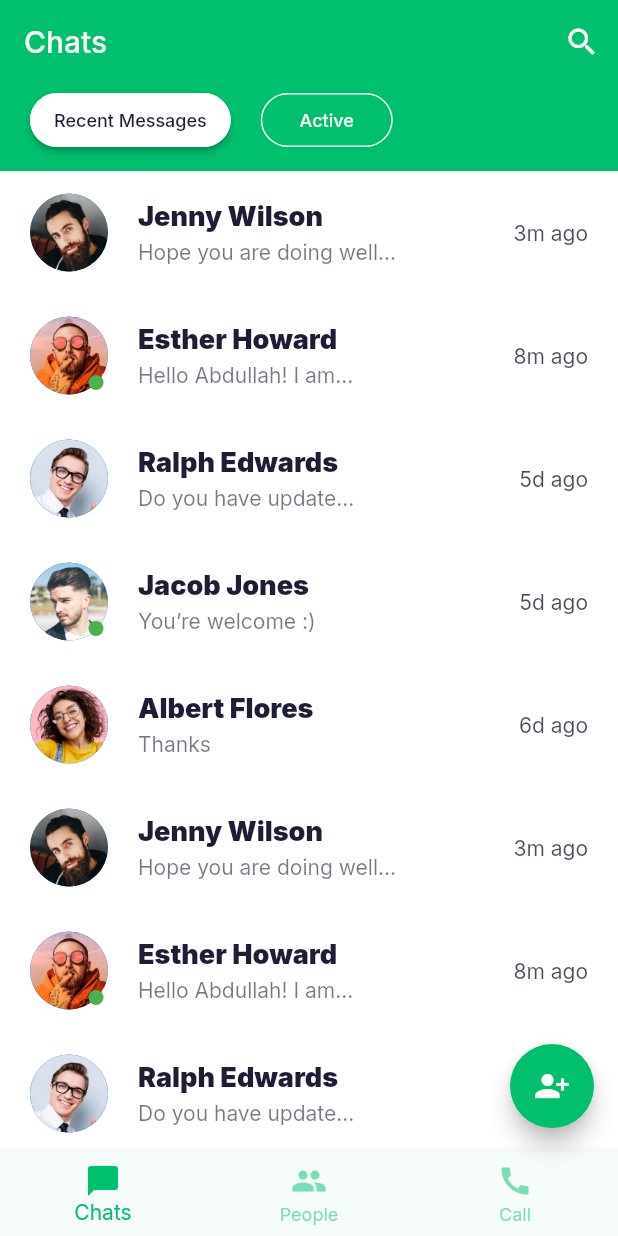
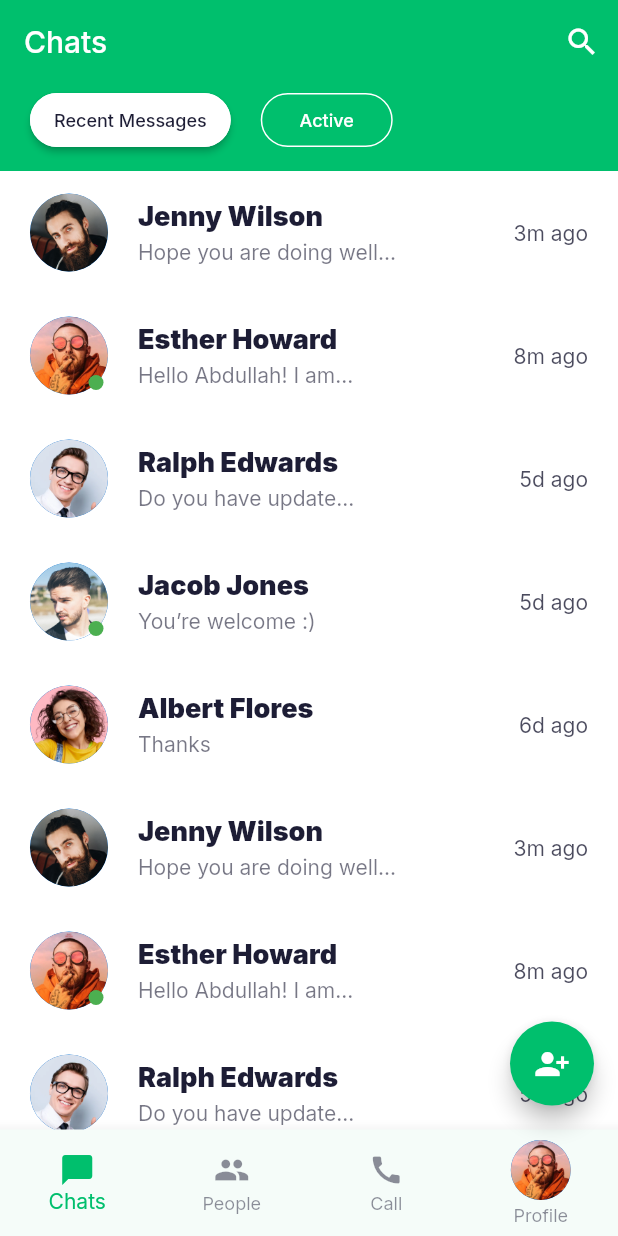
Before and after one commit to Yabish/chatapp-dark-light, a Flutter app: the ChatsScreen screen opened directly, on a phone screen of 412 x 824 dp. Run offline on Flutter 3.47's test engine with Material 2 defaults, Android fonts, the phone set to English and light mode, and no system bars; our stand-ins replace google_fonts.

Commit message:
message screen

```diff
--- a/lib/components/filled_outline_button.dart
+++ b/lib/components/filled_outline_button.dart
@@ -22,7 +22,7 @@ class FillOutlineButton extends StatelessWidget {
         side: BorderSide(color: Colors.white),
       ),
       elevation: isFilled ? 2 : 0,
-      color: isFilled ? Colors.white : Colors.transparent,
+      color: isFilled ? Colors.white : kPrimaryColor,
       onPressed: press,
       child: Text(
         text,
--- a/lib/screens/chats/chats_screen.dart
+++ b/lib/screens/chats/chats_screen.dart
@@ -2,8 +2,15 @@ import 'package:chat/constants.dart';
 import 'package:chat/screens/chats/components/body.dart';
 import 'package:flutter/material.dart';
 
-class ChatsScreen extends StatelessWidget {
+class ChatsScreen extends StatefulWidget {
   const ChatsScreen({Key key}) : super(key: key);
+
+  @override
+  State<ChatsScreen> createState() => _ChatsScreenState();
+}
+
+class _ChatsScreenState extends State<ChatsScreen> {
+  int _selectedIndex = 0;
 
   @override
   Widget build(BuildContext context) {
@@ -18,7 +25,20 @@ class ChatsScreen extends StatelessWidget {
           color: Colors.white,
         ),
       ),
-      bottomNavigationBar: BottomNavigationBar(items: [
+      bottomNavigationBar: buildBottomNavigationBar(),
+    );
+  }
+
+  BottomNavigationBar buildBottomNavigationBar() {
+    return BottomNavigationBar(
+        type: BottomNavigationBarType.fixed,
+        currentIndex: _selectedIndex,
+        onTap: (value) {
+          setState(() {
+            _selectedIndex = value;
+          });
+        },
+        items: [
           BottomNavigationBarItem(
             icon: Icon(
               Icons.messenger,
@@ -37,8 +57,13 @@ class ChatsScreen extends StatelessWidget {
             ),
             label: "Call",
           ),
-      ]),
-    );
+          BottomNavigationBarItem(
+            icon: CircleAvatar(
+              backgroundImage: AssetImage('assets/images/user_2.png'),
+            ),
+            label: "Profile",
+          ),
+        ]);
   }
 
   AppBar buildAppBar() {
--- a/lib/theme.dart
+++ b/lib/theme.dart
@@ -18,7 +18,7 @@ ThemeData lightThemeData(BuildContext context) {
     bottomNavigationBarTheme: BottomNavigationBarThemeData(
       backgroundColor: kContentColorDarkTheme,
       selectedItemColor: kPrimaryColor,
-      unselectedItemColor: kPrimaryColor.withOpacity(0.5),
+      unselectedItemColor: kContentColorLightTheme.withOpacity(0.5),
     ),
   );
 }
@@ -39,7 +39,7 @@ ThemeData darkThemeData(BuildContext context) {
     bottomNavigationBarTheme: BottomNavigationBarThemeData(
       backgroundColor: kContentColorLightTheme,
       selectedItemColor: kPrimaryColor,
-      unselectedItemColor: kPrimaryColor.withOpacity(0.6),
+      unselectedItemColor: kContentColorDarkTheme.withOpacity(0.6),
     ),
   );
 }
```
Also changed, not shown: lib/screens/messages/messages.dart (added). Lines whose indentation alone changed are shown as unchanged.
